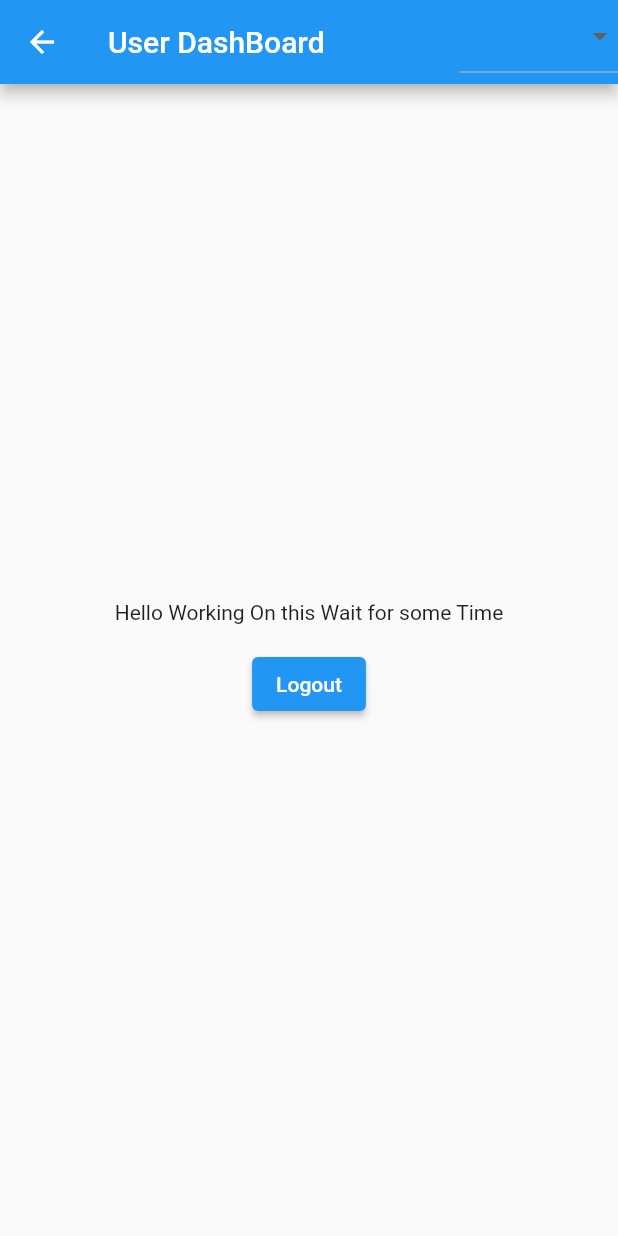
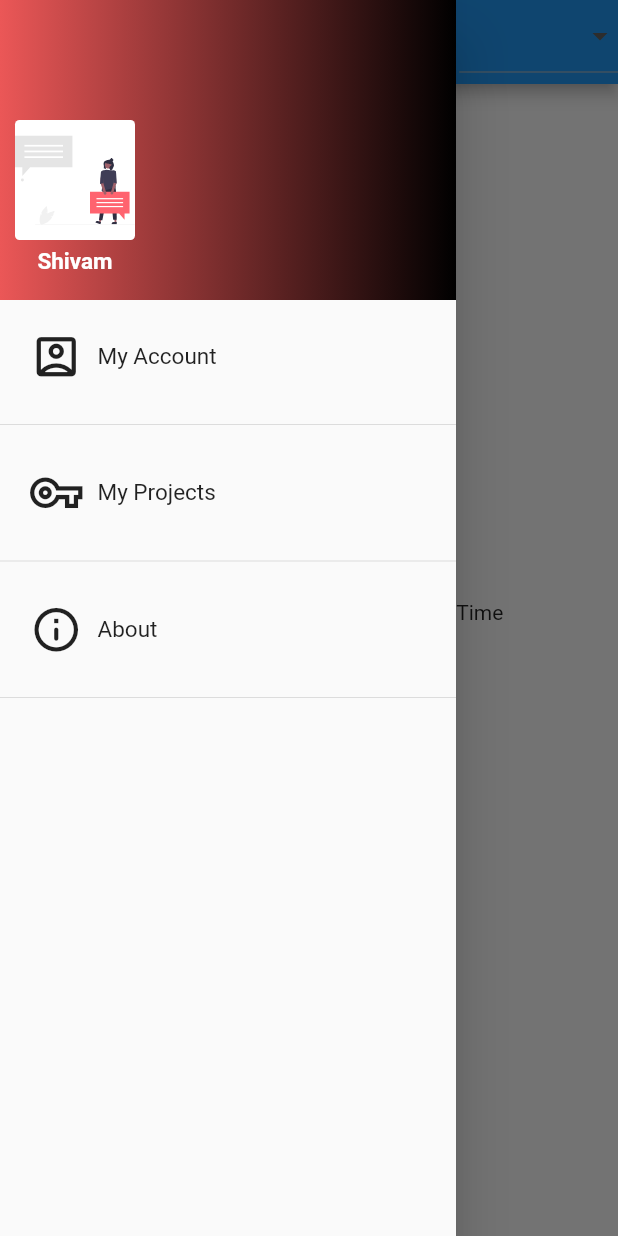
Before and after one commit to Blaezy/potfolio, a Flutter app: the DashBoard screen opened directly, with the side drawer open (before the commit the screen has no drawer), on a phone screen of 412 x 824 dp. Run offline on Flutter 3.47's test engine with Material 2 defaults, Android fonts, the phone set to English and light mode, and no system bars; our stand-ins replace cloud_firestore, firebase_auth, firebase_core, flutter_svg, google_fonts; accounts and stored records are empty.

Commit message:
Added Drawer

```diff
--- a/lib/AppDrawer.dart
+++ b/lib/AppDrawer.dart
@@ -1,4 +1,6 @@
 import 'package:flutter/material.dart';
+import 'package:flutter_svg/svg.dart';
+import 'package:google_fonts/google_fonts.dart';
 
 class AppDrawer extends StatelessWidget {
   @override
@@ -6,10 +8,118 @@ class AppDrawer extends StatelessWidget {
     return Drawer(
       child: Column(
         children: [
-          AppBar(
-            title: Text("Hello Friend"),
-            automaticallyImplyLeading: false,
-          )
+          Stack(
+            children: [
+              Container(
+                height: 200,
+                width: double.infinity,
+                decoration: BoxDecoration(
+                  gradient: LinearGradient(
+                    colors: [Color(0xffEB5757), Color(0xff000000)],
+                  ),
+                ),
+              ),
+              Positioned(
+                top: 80,
+                left: 10,
+                child: Column(children: [
+                  Container(
+                    height: 80,
+                    width: 80,
+                    decoration: BoxDecoration(
+                        borderRadius: BorderRadius.circular(3),
+                        color: Colors.white),
+                    child: SvgPicture.asset(
+                      "assets/2.svg",
+                    ),
+                  ),
+                  Padding(
+                    padding: EdgeInsets.only(top: 5),
+                    child: Text(
+                      "Shivam",
+                      style: GoogleFonts.sairaSemiCondensed(
+                          color: Colors.white,
+                          fontWeight: FontWeight.bold,
+                          fontSize: 15),
+                      textAlign: TextAlign.left,
+                    ),
+                  )
+                ]),
+              ),
+            ],
+          ),
+          Padding(
+            padding: EdgeInsets.all(20),
+            child: GestureDetector(
+              onTap: () {
+                print("object");
+              },
+              child: Row(
+                children: [
+                  Icon(
+                    Icons.account_box_outlined,
+                    size: 35,
+                  ),
+                  SizedBox(
+                    width: 10,
+                  ),
+                  Text(
+                    "My Account",
+                    style: GoogleFonts.encodeSansSemiCondensed(fontSize: 15),
+                  ),
+                ],
+              ),
+            ),
+          ),
+          Divider(),
+          Padding(
+            padding: EdgeInsets.all(20),
+            child: GestureDetector(
+              onTap: () {
+                print("1");
+              },
+              child: Row(
+                children: [
+                  Icon(
+                    Icons.vpn_key_outlined,
+                    size: 35,
+                  ),
+                  SizedBox(
+                    width: 10,
+                  ),
+                  Text(
+                    "My Projects",
+                    style: GoogleFonts.encodeSansSemiCondensed(fontSize: 15),
+                  ),
+                ],
+              ),
+            ),
+          ),
+          Divider(),
+          Padding(
+            padding: EdgeInsets.all(20),
+            child: GestureDetector(
+              onTap: () {
+                print("object2");
+              },
+              child: Row(
+                children: [
+                  Icon(
+                    Icons.info_outline_rounded,
+                    size: 35,
+                  ),
+                  SizedBox(
+                    width: 10,
+                  ),
+                  Text(
+                    "About",
+                    style: GoogleFonts.encodeSansSemiCondensed(fontSize: 15),
+                  ),
+                ],
+              ),
+            ),
+          ),
+          Divider()
         ],
       ),
     );
--- a/lib/LoginSignup.dart
+++ b/lib/LoginSignup.dart
@@ -229,6 +229,8 @@ class _LoginSignupState extends State<LoginSignup> {
                               primary: Color(0xFFFF9163)),
                           onPressed: () async {
                             _saveForm();
+                            print(_user.email);
+                            print(_user.password);
                           },
                           child: Text(isLogin == false ? "SignUp" : "LogIn",
                               style: GoogleFonts.encodeSansSemiExpanded()))),
--- a/lib/Models/Authentication.dart
+++ b/lib/Models/Authentication.dart
@@ -10,11 +10,10 @@ class Authentication extends StatefulWidget {
 }
 
 class _AuthenticationState extends State<Authentication> {
-  final Future<FirebaseApp> _initialization = Firebase.initializeApp();
   @override
   Widget build(BuildContext context) {
     return StreamBuilder(
-        initialData: _initialization,
+        // initialData: _initialization,
         stream: FirebaseAuth.instance.authStateChanges(),
         builder: (context, userSnapshot) {
           if (userSnapshot.hasData)
--- a/lib/Screens/AuthScreen.dart
+++ b/lib/Screens/AuthScreen.dart
@@ -3,6 +3,7 @@ import 'package:flutter/services.dart';
 import 'package:newproject/LoginSignup.dart';
 import 'package:firebase_auth/firebase_auth.dart';
 import 'package:cloud_firestore/cloud_firestore.dart';
+import 'package:firebase_core/firebase_core.dart';
 
 class AuthScreen extends StatefulWidget {
   @override
@@ -10,11 +11,12 @@ class AuthScreen extends StatefulWidget {
 }
 
 class _AuthScreenState extends State<AuthScreen> {
+  final Future<FirebaseApp> _initialization = Firebase.initializeApp();
   final _auth = FirebaseAuth.instance;
   var _isLoading = false;
 
-  void _submitAuthForm(String name, String email, String password, bool isLogin,
-      BuildContext ctx) async {
+  Future<void> _submitAuthForm(String name, String email, String password,
+      bool isLogin, BuildContext ctx) async {
     UserCredential authResult;
     try {
       setState(() {
--- a/lib/Screens/DashBoard.dart
+++ b/lib/Screens/DashBoard.dart
@@ -1,6 +1,7 @@
 import 'package:flutter/material.dart';
 import 'package:google_fonts/google_fonts.dart';
 import 'package:firebase_auth/firebase_auth.dart';
+import 'package:newproject/AppDrawer.dart';
 
 class DashBoard extends StatefulWidget {
   //String name;
@@ -14,6 +15,7 @@ class _DashBoardState extends State<DashBoard> {
   Widget build(BuildContext context) {
     return SafeArea(
       child: Scaffold(
+        drawer: AppDrawer(),
         appBar: AppBar(
           actions: [
             DropdownButton(
--- a/lib/main.dart
+++ b/lib/main.dart
@@ -1,4 +1,5 @@
 import 'package:flutter/material.dart';
+import 'package:flutter_svg/flutter_svg.dart';
 import 'package:newproject/Intro.dart';
 import 'package:newproject/Screens/AuthScreen.dart';
 import 'package:firebase_core/firebase_core.dart';
@@ -26,7 +27,7 @@ class _MyAppState extends State<MyApp> {
         theme: ThemeData(
           primarySwatch: Colors.blue,
         ),
-        home: Intro()
+        home: DashBoard()
         // StreamBuilder(
         //     // initialData: Intro(),
         //     stream: FirebaseAuth.instance.authStateChanges(),
--- a/lib/onboarding.dart
+++ b/lib/onboarding.dart
@@ -88,8 +88,9 @@ class _OnboardingState extends State<Onboarding> {
                                 curve: Curves.easeIn);
                           }
                           if (initialPage == 3) {
-                            Navigator.of(context).push(MaterialPageRoute(
-                                builder: (context) => Authentication()));
+                            Navigator.of(context).pushReplacement(
+                                MaterialPageRoute(
+                                    builder: (context) => Authentication()));
                           }
                         },
                         child: Center(
```
Also changed, not shown: pubspec.lock.
